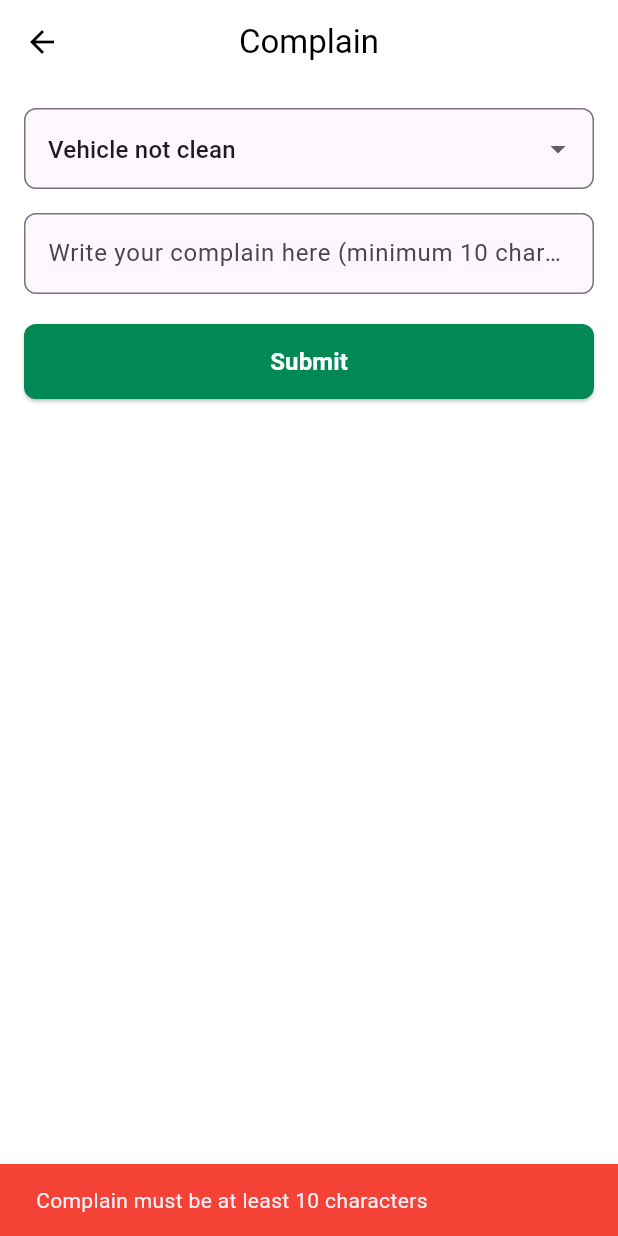
After one commit to SreeCharan153/PillionPal, a Flutter app: the ComplainScreen screen opened directly, after a tap on "Submit", on a phone screen of 412 x 824 dp. The commit adds this screen. Run offline on Flutter 3.47's test engine with Material 3 defaults, Android fonts, the phone set to English and light mode, and no system bars; our stand-ins replace firebase_core, font_awesome_flutter, get, image_picker, pinput; missing offline and left inert: hexagon; accounts and stored records are empty.

Commit message:
Add AboutUs and Complain screens; integrate GetMaterialApp for routing and update MenuDrawer

```diff
--- /dev/null
+++ b/lib/Screens/complainScreen.dart
@@ -0,0 +1,92 @@
+import 'package:flutter/material.dart';
+import '../widgets/InputFields.dart';
+import '../widgets/PrimaryButton.dart';
+
+class ComplainScreen extends StatefulWidget {
+  const ComplainScreen({super.key});
+
+  @override
+  State<ComplainScreen> createState() => _ComplainScreenState();
+}
+
+class _ComplainScreenState extends State<ComplainScreen> {
+  String selectedReason = "Vehicle not clean";
+  final TextEditingController _complainController = TextEditingController();
+
+  final List<String> complainReasons = [
+    "Vehicle not clean",
+    "Rider misbehavior",
+    "Overcharging",
+    "Late arrival",
+    "Other"
+  ];
+
+  void _submitComplain() {
+    if (_complainController.text.length < 10) {
+      ScaffoldMessenger.of(context).showSnackBar(
+        const SnackBar(
+          content: Text("Complain must be at least 10 characters"),
+          backgroundColor: Colors.red,
+        ),
+      );
+    } else {
+      ScaffoldMessenger.of(context).showSnackBar(
+        const SnackBar(
+          content: Text("Complain submitted successfully"),
+          backgroundColor: Colors.green,
+        ),
+      );
+    }
+  }
+
+  @override
+  Widget build(BuildContext context) {
+    return Scaffold(
+      appBar: AppBar(
+        backgroundColor: Colors.white,
+        elevation: 0,
+        leading: IconButton(
+          icon: const Icon(Icons.arrow_back, color: Colors.black),
+          onPressed: () => Navigator.pop(context),
+        ),
+        title: const Text("Complain", style: TextStyle(color: Colors.black)),
+        centerTitle: true,
+      ),
+      body: Padding(
+        padding: const EdgeInsets.all(16.0),
+        child: Column(
+          crossAxisAlignment: CrossAxisAlignment.start,
+          children: [
+            // Dropdown Field
+            InputFields.buildDropdownField(
+              context: context,
+              hint: "Select Reason",
+              items: complainReasons,
+              value: selectedReason,
+              onChanged: (value) {
+                setState(() {
+                  selectedReason = value!;
+                });
+              },
+            ),
+            const SizedBox(height: 16),
+
+            // Complain Text Field
+            InputFields.buildTextField(
+              context: context,
+              hint: "Write your complain here (minimum 10 characters)",
+              controller: _complainController,
+            ),
+            const SizedBox(height: 20),
+
+            // Submit Button
+            PrimaryButton(
+              text: "Submit",
+              onPressed: _submitComplain,
+            ),
+          ],
+        ),
+      ),
+    );
+  }
+}
--- a/lib/main.dart
+++ b/lib/main.dart
@@ -1,4 +1,5 @@
 import 'package:flutter/material.dart';
+import 'package:get/route_manager.dart';
 import 'package:pillionpal/Screens/onbording2.dart';
 import 'package:pillionpal/Screens/welcomescreen.dart';
 
@@ -11,7 +12,7 @@ class MyApp extends StatelessWidget {
 
   @override
   Widget build(BuildContext context) {
-    return MaterialApp(
+    return GetMaterialApp(
       debugShowCheckedModeBanner: false,
       theme: ThemeData(
         brightness: Brightness.light,
--- a/lib/widgets/MenuDrawer.dart
+++ b/lib/widgets/MenuDrawer.dart
@@ -1,9 +1,9 @@
 import 'package:flutter/material.dart';
 import '../screens/Home.dart';
 //import '../screens/HistoryScreen.dart';
-//import '../screens/ComplainScreen.dart';
+import '../screens/ComplainScreen.dart';
 //import '../screens/ReferralScreen.dart';
-//import '../screens/AboutUsScreen.dart';
+import '../screens/AboutUs.dart';
 import '../screens/Settings.dart';
 //import '../screens/HelpScreen.dart';
 //import '../screens/LoginScreen.dart';
@@ -77,9 +77,9 @@ class MenuDrawer extends StatelessWidget {
                   // Menu Items
                   _menuItem(context, Icons.home, "Home", HomeScreen(isBikeMode: isBikeMode)),
                   //_menuItem(context, Icons.article, "History", const HistoryScreen()),
-                  //_menuItem(context, Icons.error_outline, "Complain", const ComplainScreen()),
+                  _menuItem(context, Icons.error_outline, "Complain", const ComplainScreen()),
                   //_menuItem(context, Icons.people_outline, "Referral", const ReferralScreen()),
-                  //_menuItem(context, Icons.info_outline, "About Us", const AboutUsScreen()),
+                  _menuItem(context, Icons.info_outline, "About Us", const AboutUsScreen()),
                   _menuItem(context, Icons.settings_outlined, "Settings", const SettingsScreen()),
                   //_menuItem(context, Icons.help_outline, "Help & Support", const HelpScreen()),
                   const Divider(), // Adds a separator before logout
--- a/pubspec.yaml
+++ b/pubspec.yaml
@@ -39,7 +39,7 @@ dependencies:
   font_awesome_flutter: ^10.8.0
   firebase_core: ^3.12.1
   image_picker: ^1.1.2
-
+  get: ^4.3.8
 dev_dependencies:
   flutter_test:
     sdk: flutter
```
Also changed, not shown: lib/Screens/AboutUs.dart (added, +47 -0 lines), lib/widgets/StarRating.dart (added, +45 -0 lines), pubspec.lock.
